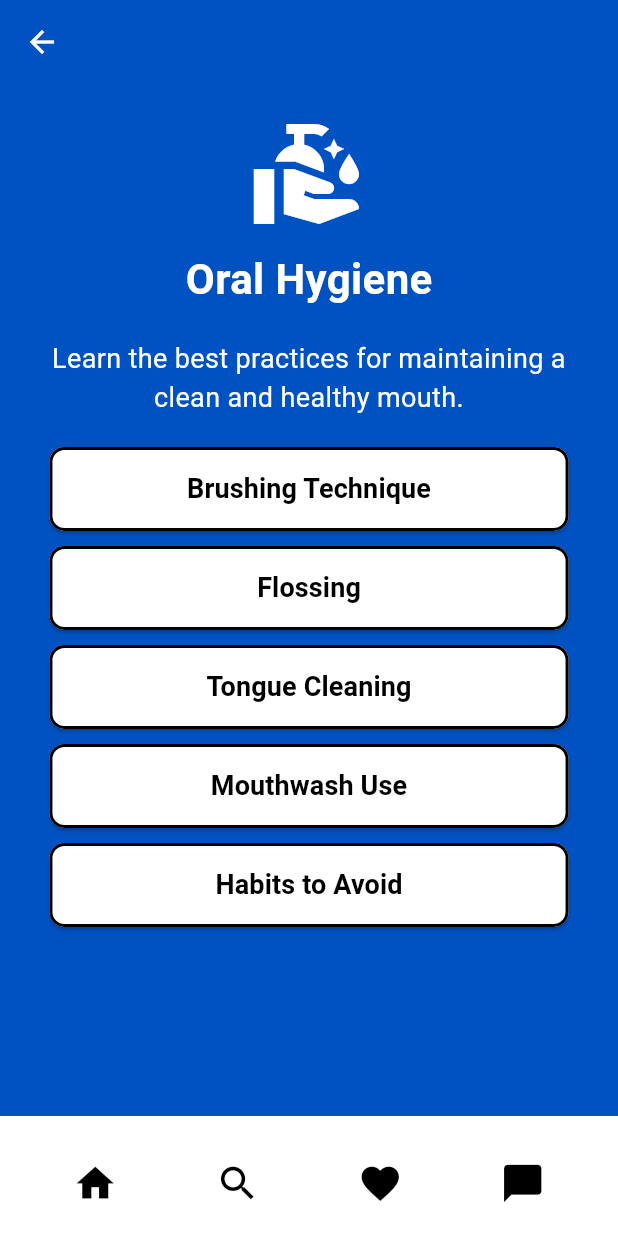
After one commit to rileymck/BrightBite, a Flutter app: the OralHygienePage screen opened directly, on a phone screen of 412 x 824 dp. The commit adds this screen. Run offline on Flutter 3.47's test engine with Material 3 defaults, Android fonts, the phone set to English and light mode, and no system bars; our stand-ins replace hive, hive_flutter; accounts and stored records are empty; Roboto replaces fonts that are missing (Source Serif Pro).

Commit message:
Add oral hygienes page

```diff
--- /dev/null
+++ b/lib/oral_hygiene_page.dart
@@ -0,0 +1,111 @@
+import 'package:flutter/material.dart';
+import 'bottom_nav_bar.dart';
+
+class OralHygienePage extends StatelessWidget {
+  const OralHygienePage({super.key});
+
+  @override
+  Widget build(BuildContext context) {
+    final screenSize = MediaQuery.of(context).size;
+    final isTablet = screenSize.width > 600;
+
+    return Scaffold(
+      appBar: AppBar(
+        title: const Text(
+          '',
+          style: TextStyle(
+            fontFamily: 'Source Serif Pro',
+            fontWeight: FontWeight.bold,
+          ),
+        ),
+        backgroundColor: const Color(0xFF0051C1),
+        elevation: 0,
+        leading: IconButton(
+          icon: const Icon(Icons.arrow_back, color: Colors.white),
+          onPressed: () => Navigator.of(context).pop(),
+        ),
+      ),
+      backgroundColor: const Color(0xFF0051C1),
+      body: SafeArea(
+        bottom: false,
+        child: Column(
+          children: [
+            Expanded(
+              child: SingleChildScrollView(
+                padding: EdgeInsets.symmetric(
+                  horizontal: isTablet ? screenSize.width * 0.15 : screenSize.width * 0.08,
+                  vertical: isTablet ? 30 : 20,
+                ),
+                child: Column(
+                  crossAxisAlignment: CrossAxisAlignment.center,
+                  children: [
+                    const Icon(Icons.clean_hands, size: 80, color: Colors.white),
+                    const SizedBox(height: 10),
+                    const Text(
+                      'Oral Hygiene',
+                      style: TextStyle(
+                        fontSize: 28,
+                        color: Colors.white,
+                        fontWeight: FontWeight.bold,
+                        fontFamily: 'Source Serif Pro',
+                      ),
+                    ),
+                    const SizedBox(height: 20),
+                    const Text(
+                      'Learn the best practices for maintaining a clean and healthy mouth.',
+                      textAlign: TextAlign.center,
+                      style: TextStyle(
+                        fontSize: 18,
+                        color: Colors.white,
+                        fontFamily: 'Source Serif Pro',
+                      ),
+                    ),
+                    const SizedBox(height: 20),
+                    _buildInfoCard(context, 'Brushing Technique'),
+                    const SizedBox(height: 10),
+                    _buildInfoCard(context, 'Flossing'),
+                    const SizedBox(height: 10),
+                    _buildInfoCard(context, 'Tongue Cleaning'),
+                    const SizedBox(height: 10),
+                    _buildInfoCard(context, 'Mouthwash Use'),
+                    const SizedBox(height: 10),
+                    _buildInfoCard(context, 'Habits to Avoid'),
+                  ],
+                ),
+              ),
+            ),
+            const BottomNavBar(),
+          ],
+        ),
+      ),
+    );
+  }
+
+  Widget _buildInfoCard(BuildContext context, String title) {
+    return SizedBox(
+      width: double.infinity,
+      child: ElevatedButton(
+        style: ElevatedButton.styleFrom(
+          backgroundColor: Colors.white,
+          padding: const EdgeInsets.symmetric(vertical: 15),
+          shape: RoundedRectangleBorder(
+            borderRadius: BorderRadius.circular(10),
+            side: const BorderSide(color: Colors.black, width: 2),
+          ),
+        ),
+        onPressed: () {
+          // You can add navigation or pop-up info here later
+        },
+        child: Text(
+          title,
+          style: const TextStyle(
+            color: Colors.black,
+            fontSize: 18,
+            fontWeight: FontWeight.bold,
+            fontFamily: 'Source Serif Pro',
+          ),
+        ),
+      ),
+    );
+  }
+}
--- a/lib/smile_academy.dart
+++ b/lib/smile_academy.dart
@@ -2,6 +2,8 @@ import 'package:flutter/material.dart';
 import 'dart:math' show min;
 import 'bottom_nav_bar.dart';
 import 'dental_treatment_page.dart';
+import 'oral_hygiene_page.dart';
+
 
 class SmileAcademy extends StatelessWidget {
   const SmileAcademy({super.key});
@@ -70,7 +72,7 @@ class SmileAcademy extends StatelessWidget {
                           height: isTablet ? height * 0.05 : height * 0.04),
 
                       // Larger buttons without icons
-                      _buildMenuButton(context, 'Oral Hygiene', isTablet, null),
+                      _buildMenuButton(context, 'Oral Hygiene', isTablet, const OralHygienePage()),
                       SizedBox(height: height * 0.02),
                       _buildMenuButton(context, 'Dental Treatment', isTablet,
                           const DentalTreatmentPage()),
```
Also changed, not shown: pubspec.lock.
